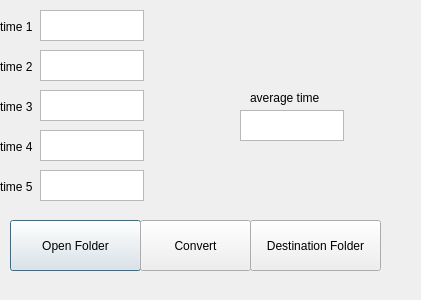
Above: uialgo2.ui from JSlaig/ARCO2020-p3 before the change. Below: the same form after it.
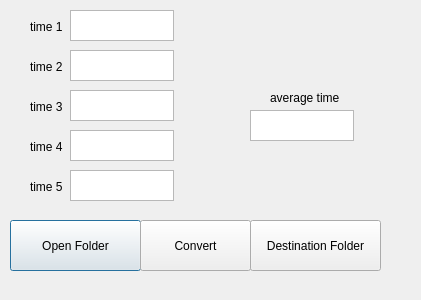
That is the form after the change.

Commit message: tiempos movidos del algo 1

Diff of the .ui file:
```diff
--- a/uialgo2.ui
+++ b/uialgo2.ui
@@ -55,7 +55,7 @@
   <widget class="QTextEdit" name="time_1">
    <property name="geometry">
     <rect>
-     <x>40</x>
+     <x>70</x>
      <y>10</y>
      <width>104</width>
      <height>31</height>
@@ -65,7 +65,7 @@
   <widget class="QTextEdit" name="time_4">
    <property name="geometry">
     <rect>
-     <x>40</x>
+     <x>70</x>
      <y>130</y>
      <width>104</width>
      <height>31</height>
@@ -75,7 +75,7 @@
   <widget class="QTextEdit" name="time_3">
    <property name="geometry">
     <rect>
-     <x>40</x>
+     <x>70</x>
      <y>90</y>
      <width>104</width>
      <height>31</height>
@@ -85,7 +85,7 @@
   <widget class="QTextEdit" name="time_2">
    <property name="geometry">
     <rect>
-     <x>40</x>
+     <x>70</x>
      <y>50</y>
      <width>104</width>
      <height>31</height>
@@ -95,7 +95,7 @@
   <widget class="QTextEdit" name="time_5">
    <property name="geometry">
     <rect>
-     <x>40</x>
+     <x>70</x>
      <y>170</y>
      <width>104</width>
      <height>31</height>
@@ -105,7 +105,7 @@
   <widget class="QTextEdit" name="time_average">
    <property name="geometry">
     <rect>
-     <x>240</x>
+     <x>250</x>
      <y>110</y>
      <width>104</width>
      <height>31</height>
@@ -115,7 +115,7 @@
   <widget class="QLabel" name="label">
    <property name="geometry">
     <rect>
-     <x>250</x>
+     <x>270</x>
      <y>90</y>
      <width>81</width>
      <height>16</height>
@@ -128,7 +128,7 @@
   <widget class="QLabel" name="label_2">
    <property name="geometry">
     <rect>
-     <x>0</x>
+     <x>30</x>
      <y>20</y>
      <width>47</width>
      <height>13</height>
@@ -141,7 +141,7 @@
   <widget class="QLabel" name="label_3">
    <property name="geometry">
     <rect>
-     <x>0</x>
+     <x>30</x>
      <y>60</y>
      <width>47</width>
      <height>13</height>
@@ -154,7 +154,7 @@
   <widget class="QLabel" name="label_4">
    <property name="geometry">
     <rect>
-     <x>0</x>
+     <x>30</x>
      <y>100</y>
      <width>47</width>
      <height>13</height>
@@ -167,7 +167,7 @@
   <widget class="QLabel" name="label_5">
    <property name="geometry">
     <rect>
-     <x>0</x>
+     <x>30</x>
      <y>140</y>
      <width>47</width>
      <height>13</height>
@@ -180,7 +180,7 @@
   <widget class="QLabel" name="label_6">
    <property name="geometry">
     <rect>
-     <x>0</x>
+     <x>30</x>
      <y>180</y>
      <width>47</width>
      <height>13</height>
```
The commit also changes 1 other file.
